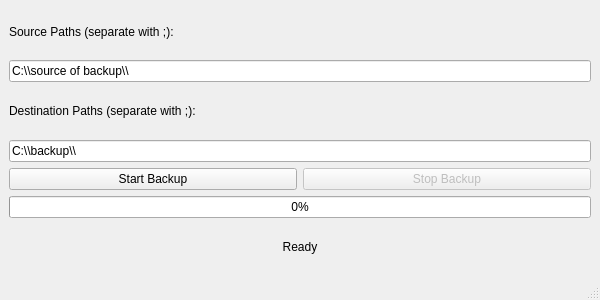
alimajidi62/Automate_Backup_File, file QT/backup_engine/BackupEngine/mainwindow.ui: the form before one commit.
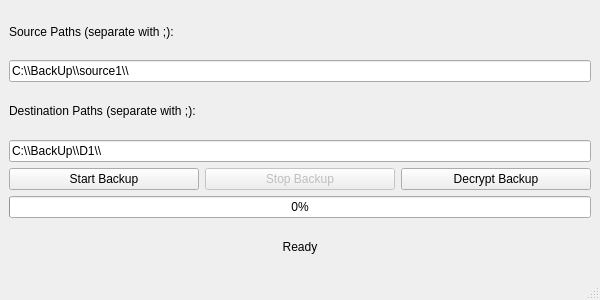
The form after the commit.

Commit message: Ui and rest regarding encrypt and decript

Diff of the .ui file:
```diff
--- a/QT/backup_engine/BackupEngine/mainwindow.ui
+++ b/QT/backup_engine/BackupEngine/mainwindow.ui
@@ -25,7 +25,7 @@
     <item>
      <widget class="QLineEdit" name="sourceLineEdit">
       <property name="text">
-       <string>C:\\source of backup\\</string>
+       <string>C:\\BackUp\\source1\\</string>
       </property>
       <property name="placeholderText">
        <string>C:\source1; C:\source2</string>
@@ -42,7 +42,7 @@
     <item>
      <widget class="QLineEdit" name="destinationLineEdit">
       <property name="text">
-       <string>C:\\backup\\</string>
+       <string>C:\\BackUp\\D1\\</string>
       </property>
       <property name="placeholderText">
        <string>C:\backup1; C:\backup2</string>
@@ -68,6 +68,13 @@
         </property>
        </widget>
       </item>
+      <item>
+       <widget class="QPushButton" name="decryptButton">
+        <property name="text">
+         <string>Decrypt Backup</string>
+        </property>
+       </widget>
+      </item>
      </layout>
     </item>
     <item>
```
Left out of the diff: 17 changed lines with no effect on the pictures. The commit also changes 3 other files.
